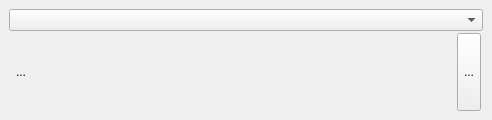
Above: plugins/textshape/dialogs/SimpleParagraphWidget.ui from KDE/calligra before the change. Below: the same form after it.
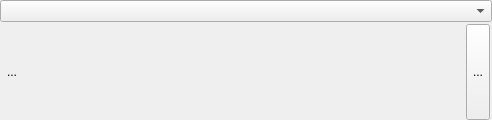
That is the form after the change. Custom widgets are drawn as their Qt base class.

Patch:
```diff
--- a/plugins/textshape/dialogs/SimpleParagraphWidget.ui
+++ b/plugins/textshape/dialogs/SimpleParagraphWidget.ui
@@ -44,6 +44,21 @@
       </sizepolicy>
      </property>
      <layout class="QVBoxLayout" name="verticalLayout">
+      <property name="spacing">
+       <number>0</number>
+      </property>
+      <property name="leftMargin">
+       <number>0</number>
+      </property>
+      <property name="topMargin">
+       <number>0</number>
+      </property>
+      <property name="rightMargin">
+       <number>0</number>
+      </property>
+      <property name="bottomMargin">
+       <number>0</number>
+      </property>
       <item>
        <layout class="QGridLayout" name="gridLayout" columnstretch="0,0,0,0,0,0,0,0,0,0,0">
         <property name="spacing">
```
